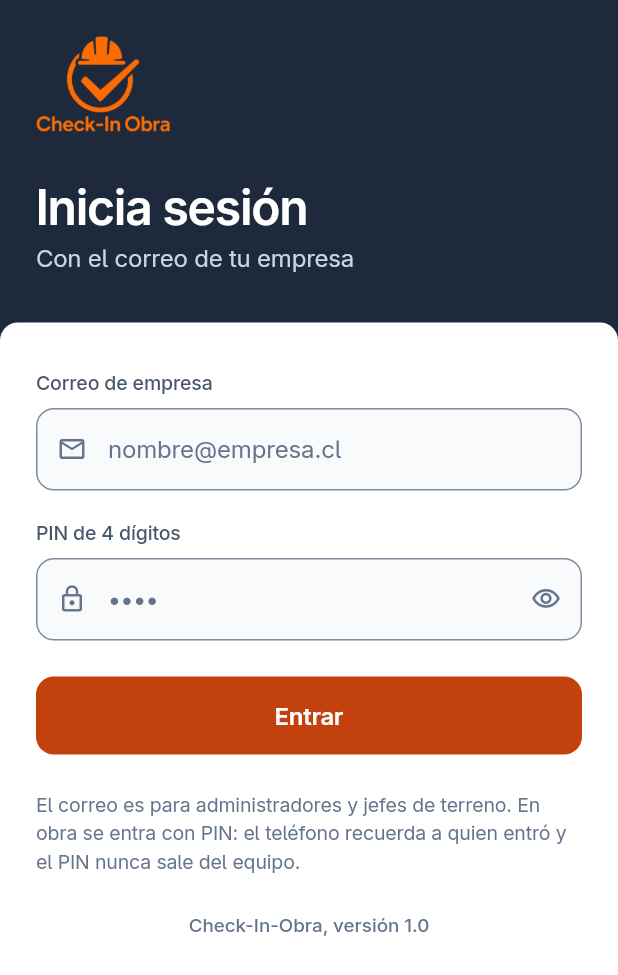
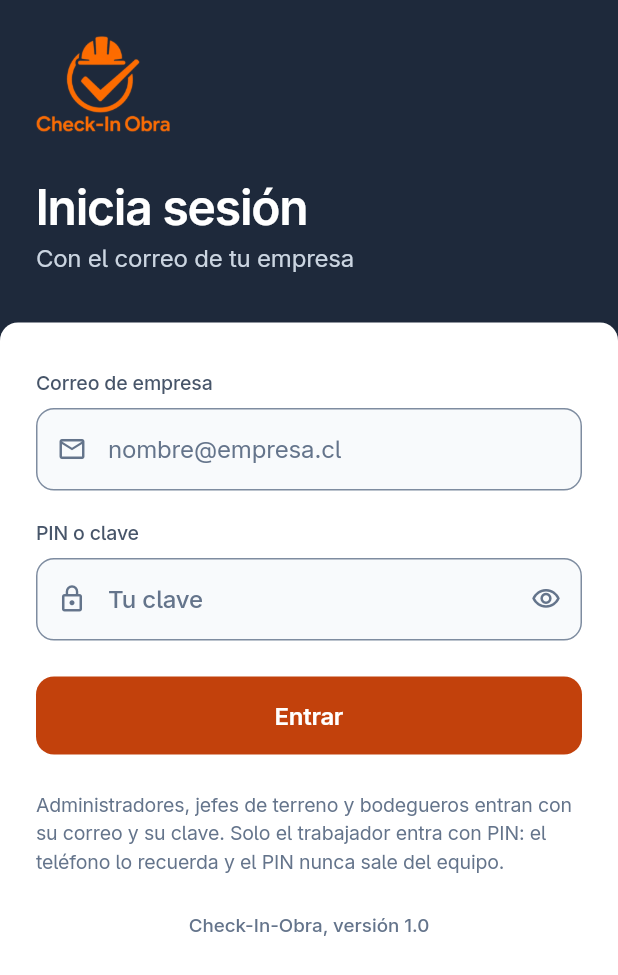
Before and after one commit to 4lan17/Capstone_Check-In-Obra, a Flutter app: the screen it shows after launch, on a phone screen of 412 x 824 dp. Shown: the top 975 px of the screen. Run offline on Flutter 3.47's test engine with Material 3 defaults, Android fonts, the phone set to English and light mode, and no system bars; our stand-ins replace dio, file_picker, flutter_dotenv, flutter_riverpod, flutter_secure_storage, qr_flutter; missing offline and left inert: mobile_scanner.

Commit message:
feat: clave larga para administradores, jefes y bodegueros, y aviso de bloqueo
El login por correo y el alta y restablecimiento de usuarios dejan de
limitar la clave a 4 dígitos para ADMIN, JEFE_TERRENO y BODEGUERO (8 a 72
caracteres, como el backend); el trabajador sigue con PIN de 4 dígitos.
El acceso rápido por PIN es solo del trabajador: a los demás roles se les
pide correo y clave. Un 429 muestra cuánto esperar leyendo Retry-After.

Refs #90

```diff
--- /dev/null
+++ b/mobile/lib/core/politica_clave.dart
@@ -0,0 +1,52 @@
+/// Qué clave se le puede definir a cada rol — la misma regla que aplica el
+/// backend (`Usuario.definirPin`), para avisar en el formulario en vez de
+/// esperar el 400.
+///
+/// El TRABAJADOR entra con un PIN de 4 dígitos, porque lo teclea con guantes en
+/// un teclado propio. ADMIN, JEFE_TERRENO y BODEGUERO tienen acceso a datos de
+/// toda la empresa y entran con correo y una clave de 8 a 72 caracteres: 4
+/// dígitos son diez mil combinaciones.
+abstract final class PoliticaClave {
+  static const largoPin = 4;
+  static const minimoClave = 8;
+  static const maximoClave = 72;
+
+  static bool esPin(String rol) => rol == 'TRABAJADOR';
+
+  /// Por qué la clave no sirve para ese rol, o `null` si sirve.
+  static String? error(String clave, {required String rol}) {
+    // Se cuentan caracteres y no unidades UTF-16: "ñ" o un emoji son uno.
+    final largo = clave.runes.length;
+    if (esPin(rol)) {
+      return RegExp(r'^\d{4}$').hasMatch(clave) ? null : 'El PIN son 4 dígitos';
+    }
+    if (largo < minimoClave) {
+      return 'La clave necesita al menos $minimoClave caracteres';
+    }
+    if (largo > maximoClave) {
+      return 'La clave admite hasta $maximoClave caracteres';
+    }
+    return null;
+  }
+
+  /// Para el login: no se vuelven a exigir las reglas de definición (una clave
+  /// antigua de 4 dígitos todavía entra), solo que haya algo razonable.
+  static String? errorAlEntrar(String clave) {
+    final largo = clave.runes.length;
+    if (largo < largoPin) return 'Escribe tu PIN o tu clave';
+    if (largo > maximoClave) {
+      return 'La clave admite hasta $maximoClave caracteres';
+    }
+    return null;
+  }
+
+  static String etiqueta(String rol) => esPin(rol) ? 'PIN' : 'clave';
+
+  /// Lo que cuenta el campo de definición, para que se vea cuánto falta.
+  static String progreso(String clave, {required String rol}) {
+    final largo = clave.runes.length;
+    return esPin(rol)
+        ? '$largo de $largoPin dígitos'
+        : '$largo de $minimoClave caracteres como mínimo';
+  }
+}
--- a/mobile/lib/features/auth/pantalla_acceso.dart
+++ b/mobile/lib/features/auth/pantalla_acceso.dart
@@ -3,6 +3,7 @@ import 'package:flutter/services.dart';
 import 'package:flutter_riverpod/flutter_riverpod.dart';
 
 import '../../core/network/errores.dart';
+import '../../core/politica_clave.dart';
 import '../../core/storage/sesion_storage.dart';
 import '../../core/theme/app_colors.dart';
 import '../../core/theme/app_forma.dart';
@@ -67,7 +68,10 @@ class _PantallaAccesoState extends ConsumerState<PantallaAcceso> {
   Widget build(BuildContext context) {
     final sesion = ref.watch(sesionProvider);
     final recordado = ref.watch(usuarioRecordadoProvider).valueOrNull;
-    final conPin = recordado != null && !_usarCorreo;
+    // El acceso rápido por PIN es solo del TRABAJADOR: el backend rechaza
+    // `login-pin` para los demás roles, que entran con correo y clave.
+    final conPin =
+        recordado != null && PoliticaClave.esPin(recordado.rol) && !_usarCorreo;
     final duracion = Movimiento.de(context, Movimiento.estado);
 
     final Widget cuerpo = conPin
@@ -174,22 +178,24 @@ class _PantallaAccesoState extends ConsumerState<PantallaAcceso> {
                 : null,
           ),
           const SizedBox(height: AppEspacio.md + 4),
-          const Text('PIN de 4 dígitos', style: AppTexto.rotulo),
+          const Text('PIN o clave', style: AppTexto.rotulo),
           const SizedBox(height: AppEspacio.sm),
           _CampoTexto(
             controlador: _pin,
-            hint: '••••',
+            hint: 'Tu clave',
             icono: Icons.lock_outline,
-            teclado: TextInputType.number,
+            // Texto y no solo dígitos: administradores, jefes y bodegueros
+            // entran con una clave de 8 a 72 caracteres. El trabajador que
+            // use este formulario sigue tecleando su PIN de 4 dígitos.
+            teclado: TextInputType.visiblePassword,
             oculto: _ocultarPin,
             mono: true,
-            maxLength: 4,
-            formatters: [FilteringTextInputFormatter.digitsOnly],
+            maxLength: PoliticaClave.maximoClave,
             // Un botón que es solo un ícono no se anuncia solo: sin `tooltip`,
             // el lector de pantalla lo lee como "botón" a secas. El texto
             // cambia con el estado, para que se sepa qué va a pasar al tocarlo.
             sufijo: IconButton(
-              tooltip: _ocultarPin ? 'Mostrar el PIN' : 'Ocultar el PIN',
+              tooltip: _ocultarPin ? 'Mostrar la clave' : 'Ocultar la clave',
               icon: Icon(
                 _ocultarPin
                     ? Icons.visibility_outlined
@@ -199,8 +205,7 @@ class _PantallaAccesoState extends ConsumerState<PantallaAcceso> {
               ),
               onPressed: () => setState(() => _ocultarPin = !_ocultarPin),
             ),
-            validador: (v) =>
-                (v == null || v.length != 4) ? 'El PIN son 4 dígitos' : null,
+            validador: (v) => PoliticaClave.errorAlEntrar(v ?? ''),
             alEnviar: (_) => _entrar(),
           ),
           if (sesion.hasError) ...[
@@ -219,12 +224,12 @@ class _PantallaAccesoState extends ConsumerState<PantallaAcceso> {
           ),
           const SizedBox(height: AppEspacio.lg),
           Text(
-            'El correo es para administradores y jefes de terreno. En obra se '
-            'entra con PIN: el teléfono recuerda a quien entró y el PIN nunca '
-            'sale del equipo.',
+            'Administradores, jefes de terreno y bodegueros entran con su correo '
+            'y su clave. Solo el trabajador entra con PIN: el teléfono lo '
+            'recuerda y el PIN nunca sale del equipo.',
             style: AppTexto.cuerpoChico.copyWith(color: AppColors.secondary),
           ),
-          if (recordado != null) ...[
+          if (recordado != null && PoliticaClave.esPin(recordado.rol)) ...[
             const SizedBox(height: AppEspacio.md),
             Align(
               alignment: Alignment.centerLeft,
@@ -502,7 +507,6 @@ class _CampoTexto extends StatelessWidget {
     this.oculto = false,
     this.mono = false,
     this.maxLength,
-    this.formatters,
     this.sufijo,
     this.validador,
     this.alEnviar,
@@ -517,7 +521,6 @@ class _CampoTexto extends StatelessWidget {
   final bool oculto;
   final bool mono;
   final int? maxLength;
-  final List<TextInputFormatter>? formatters;
   final Widget? sufijo;
   final String? Function(String?)? validador;
   final void Function(String)? alEnviar;
@@ -531,7 +534,6 @@ class _CampoTexto extends StatelessWidget {
       keyboardType: teclado,
       obscureText: oculto,
       maxLength: maxLength,
-      inputFormatters: formatters,
       validator: validador,
       onFieldSubmitted: alEnviar,
       autofillHints: autofill,
```
Also changed, not shown: mobile/lib/core/formato.dart (+17 -0 lines), mobile/lib/core/network/errores.dart (+11 -0 lines), mobile/lib/data/api/auth_api.dart (+31 -2 lines), mobile/lib/data/api/cliente_rest.dart (+8 -1 lines), mobile/lib/features/admin/pantalla_usuarios.dart (+58 -24 lines), mobile/lib/features/auth/pantalla_acceso_pin.dart (+5 -2 lines), 3 other files.
